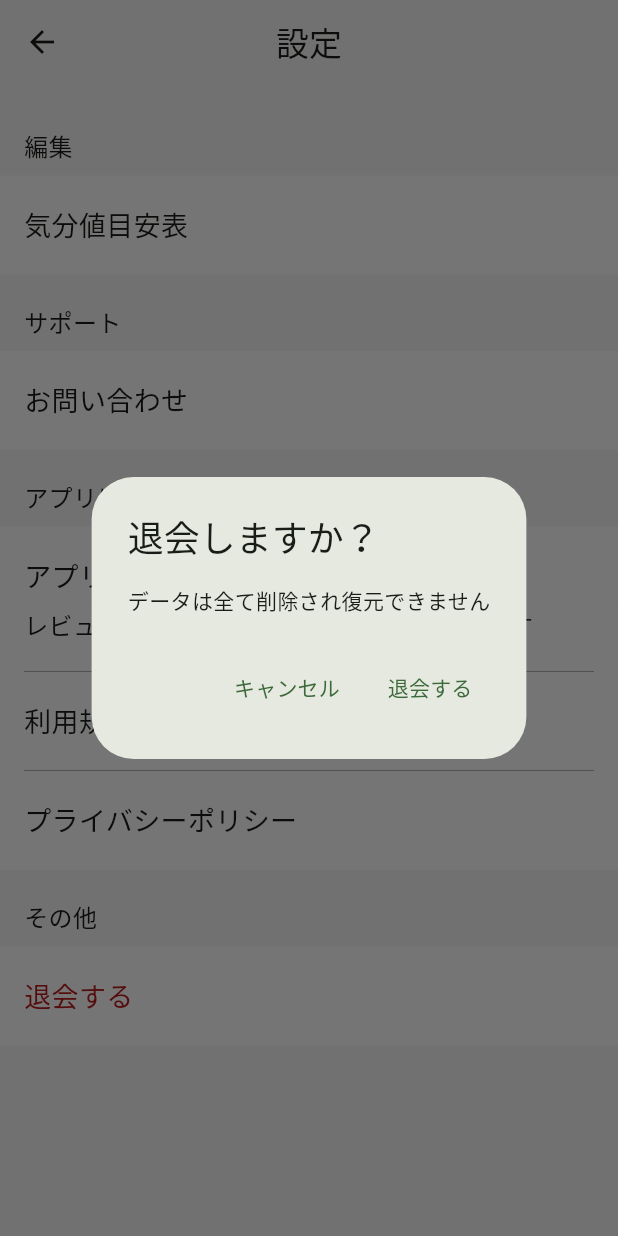
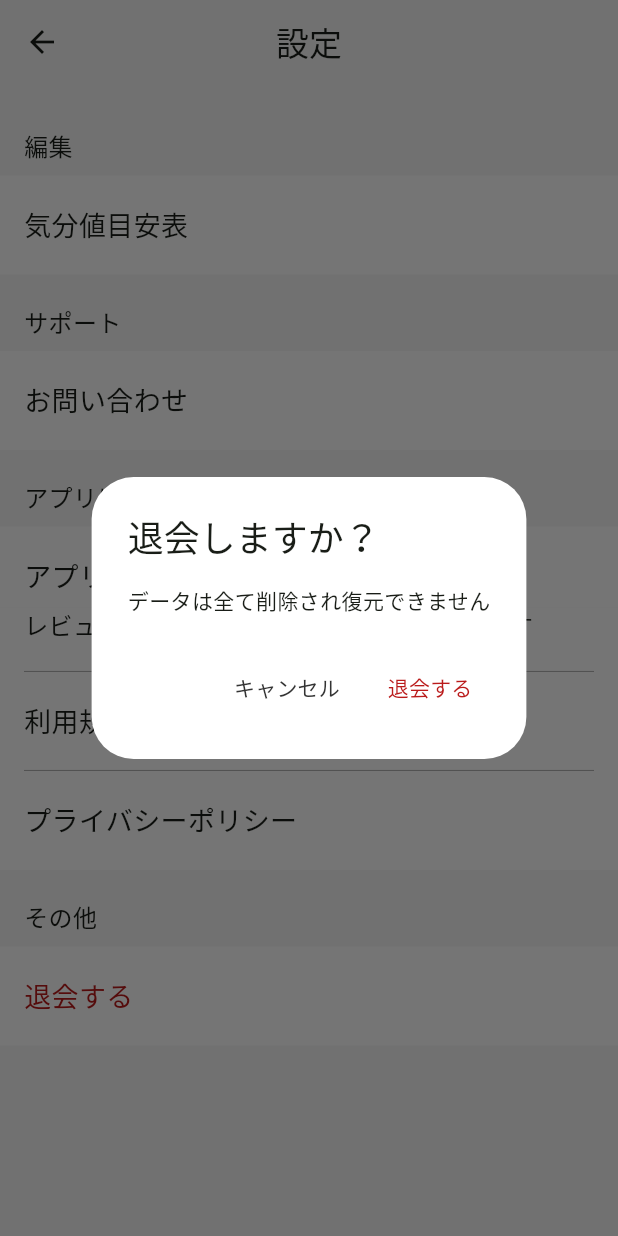
Before and after one commit to Mood-Trend/mood-trend-flutter, a Flutter app: the SettingPage screen opened directly, after a tap on "退会する", on a phone screen of 412 x 824 dp. Run offline on Flutter 3.47's test engine with Material 2 defaults, Android fonts, the phone set to English and light mode, and no system bars; our stand-ins replace cloud_firestore, firebase_auth, firebase_core, flutter_riverpod, freezed_annotation, gap and 4 more; missing offline and left inert: flutter_overboard; accounts and stored records are empty; generated files the repository leaves out were written again; Roboto replaces fonts that are missing (Noto Sans JP).

Commit message:
feat: 退会ダイアログの色の変更

```diff
--- a/lib/presentation/setting_page.dart
+++ b/lib/presentation/setting_page.dart
@@ -215,15 +215,23 @@ class SettingPage extends ConsumerWidget with ErrorHandlerMixin {
                   return Stack(
                     children: [
                       AlertDialog(
+                        surfaceTintColor: Colors.transparent,
+                        backgroundColor: AppColors.white,
                         title: const Text("退会しますか？"),
                         content: const Text("データは全て削除され復元できません"),
                         actions: [
                           TextButton(
-                            child: const Text("キャンセル"),
+                            child: Text(
+                              "キャンセル",
+                              style: TextStyle(color: AppColors.black),
+                            ),
                             onPressed: () => Navigator.pop(context),
                           ),
                           TextButton(
-                            child: const Text("退会する"),
+                            child: Text(
+                              "退会する",
+                              style: TextStyle(color: AppColors.red),
+                            ),
                             onPressed: () {
                               execute(context, ref, action: () async {
                                 await ref
```
